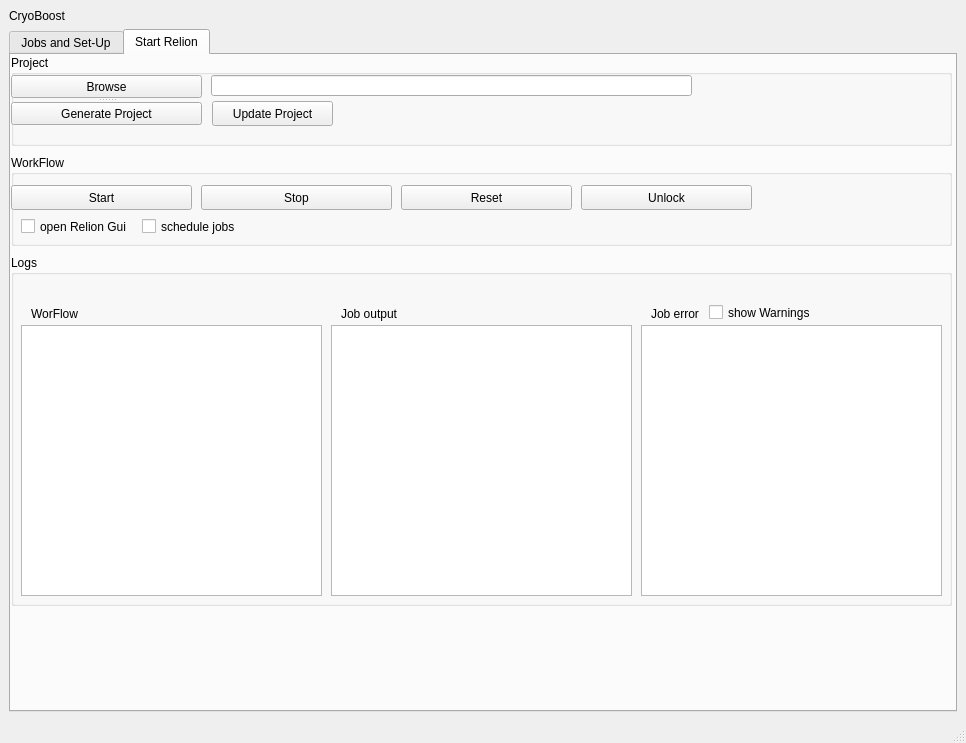
This is src/gui/schemeGui.ui in Klumpe-lab/CryoBoost as Qt 5 draws it before an edit. The edited form follows.
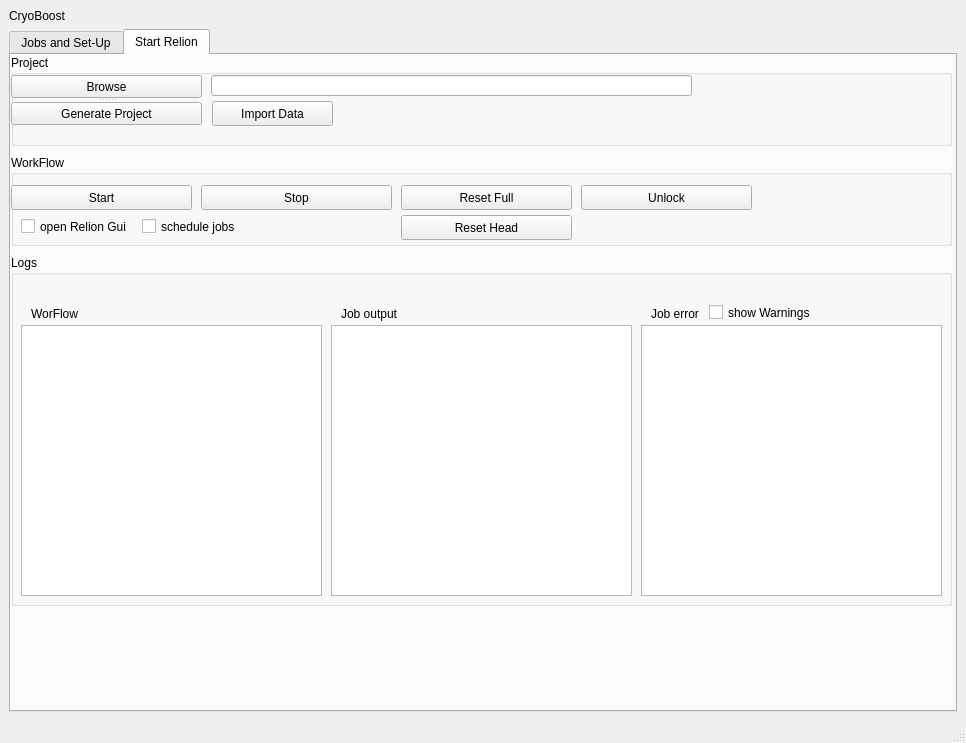
This is the edited form.

Commit message: new import implemented

Diff of the .ui file:
```diff
--- a/src/gui/schemeGui.ui
+++ b/src/gui/schemeGui.ui
@@ -165,7 +165,7 @@
           </rect>
          </property>
          <property name="text">
-          <string>Update Project</string>
+          <string>Import Data</string>
          </property>
         </widget>
         <widget class="QSplitter" name="splitter">
@@ -240,7 +240,7 @@
           </rect>
          </property>
          <property name="text">
-          <string>Reset</string>
+          <string>Reset Full</string>
          </property>
         </widget>
         <widget class="QCheckBox" name="checkBox_openRelionGui">
@@ -282,6 +282,19 @@
           <string>Unlock</string>
          </property>
         </widget>
+        <widget class="QPushButton" name="btn_resetWorkFlowHead">
+         <property name="geometry">
+          <rect>
+           <x>390</x>
+           <y>60</y>
+           <width>171</width>
+           <height>25</height>
+          </rect>
+         </property>
+         <property name="text">
+          <string>Reset Head</string>
+         </property>
+        </widget>
        </widget>
        <widget class="QGroupBox" name="groupBox_Logs">
         <property name="geometry">
```
Left out of the diff: 2 changed lines with no effect on the pictures. The commit also changes 4 other files.
